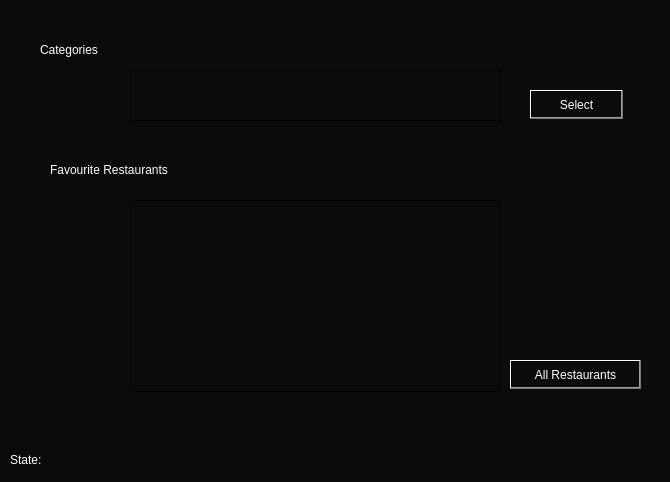
Qt form secdialog.ui (Burak-Yavas/qt-cpp-project) before a commit.
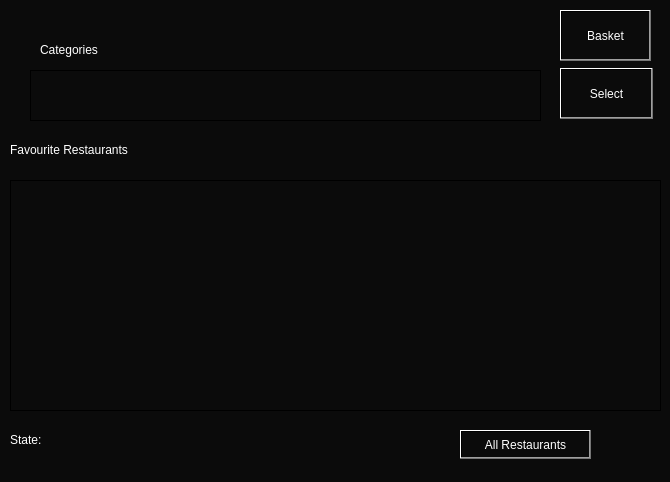
The same form after that commit. Icons and pictures are not drawn.

```diff
--- a/secdialog.ui
+++ b/secdialog.ui
@@ -22,9 +22,9 @@
   <widget class="QListView" name="listView">
    <property name="geometry">
     <rect>
-     <x>130</x>
+     <x>30</x>
      <y>70</y>
-     <width>371</width>
+     <width>511</width>
      <height>51</height>
     </rect>
    </property>
@@ -33,7 +33,7 @@
    <property name="geometry">
     <rect>
      <x>10</x>
-     <y>450</y>
+     <y>430</y>
      <width>161</width>
      <height>20</height>
     </rect>
@@ -45,10 +45,10 @@
   <widget class="QPushButton" name="pushButton_Select">
    <property name="geometry">
     <rect>
-     <x>530</x>
-     <y>90</y>
+     <x>560</x>
+     <y>68</y>
      <width>93</width>
-     <height>29</height>
+     <height>51</height>
     </rect>
    </property>
    <property name="text">
@@ -87,8 +87,8 @@
   <widget class="QLabel" name="label_3">
    <property name="geometry">
     <rect>
-     <x>50</x>
-     <y>160</y>
+     <x>10</x>
+     <y>140</y>
      <width>141</width>
      <height>20</height>
     </rect>
@@ -100,18 +100,18 @@
   <widget class="QTableView" name="tableView">
    <property name="geometry">
     <rect>
-     <x>130</x>
-     <y>200</y>
-     <width>371</width>
-     <height>192</height>
+     <x>10</x>
+     <y>180</y>
+     <width>651</width>
+     <height>231</height>
     </rect>
    </property>
   </widget>
   <widget class="QPushButton" name="pushButton">
    <property name="geometry">
     <rect>
-     <x>510</x>
-     <y>360</y>
+     <x>460</x>
+     <y>430</y>
      <width>131</width>
      <height>29</height>
     </rect>
@@ -120,6 +120,19 @@
     <string>All Restaurants</string>
    </property>
   </widget>
+  <widget class="QPushButton" name="pushButton_2">
+   <property name="geometry">
+    <rect>
+     <x>560</x>
+     <y>10</y>
+     <width>91</width>
+     <height>51</height>
+    </rect>
+   </property>
+   <property name="text">
+    <string>Basket</string>
+   </property>
+  </widget>
   <zorder>label</zorder>
   <zorder>listView</zorder>
   <zorder>label_state</zorder>
@@ -128,6 +141,7 @@
   <zorder>label_3</zorder>
   <zorder>tableView</zorder>
   <zorder>pushButton</zorder>
+  <zorder>pushButton_2</zorder>
  </widget>
  <resources/>
  <connections/>
```
